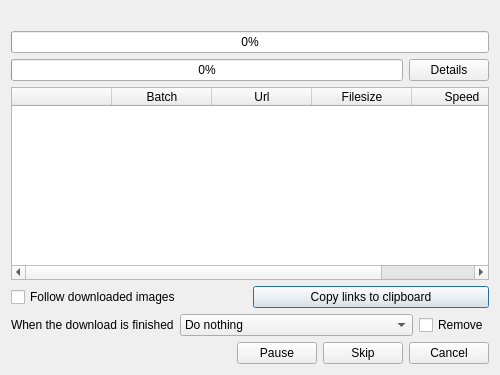
Qt form src/gui/src/batch/batch-window.ui (Bionus/imgbrd-grabber) before a commit.
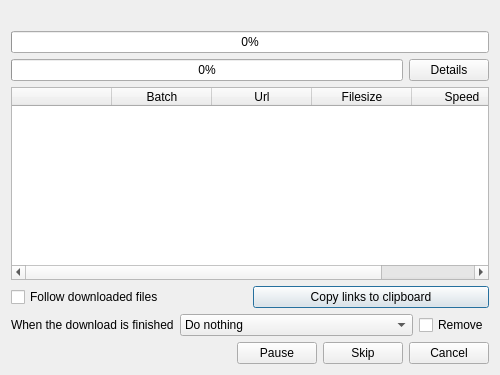
The same form after that commit. Icons and pictures are not drawn.

Commit message: Update a few instances of 'image' (issue #2735)

The edit to the form file:
```diff
--- a/src/gui/src/batch/batch-window.ui
+++ b/src/gui/src/batch/batch-window.ui
@@ -111,7 +111,7 @@
         <item>
          <widget class="QCheckBox" name="checkScrollToDownload">
           <property name="text">
-           <string>Follow downloaded images</string>
+           <string>Follow downloaded files</string>
           </property>
          </widget>
         </item>
```
The commit also changes 6 other files.
